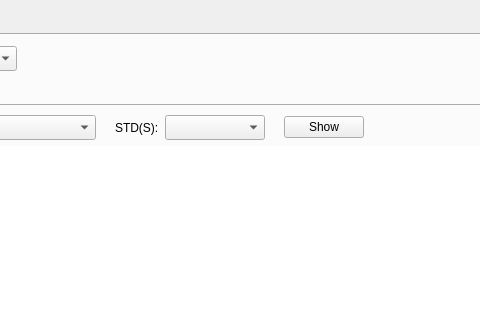
Above: trade_monitor/trade_monitor/gui_monitor.ui from takkin-takilog/namake-trader before the change; both pictures show x 315 to 795 and y 0 to 320 of the 902 by 833 pixel window. Below: the same form after it.
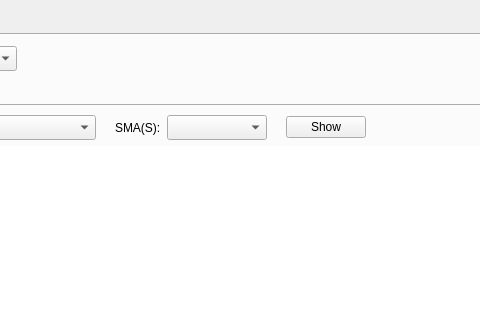
That is the form after the change.

Diff of the .ui file:
```diff
--- a/trade_monitor/trade_monitor/gui_monitor.ui
+++ b/trade_monitor/trade_monitor/gui_monitor.ui
@@ -1054,7 +1054,7 @@
                          </sizepolicy>
                         </property>
                         <property name="text">
-                         <string>STD(S):</string>
+                         <string>SMA(S):</string>
                         </property>
                        </widget>
                       </item>
```
